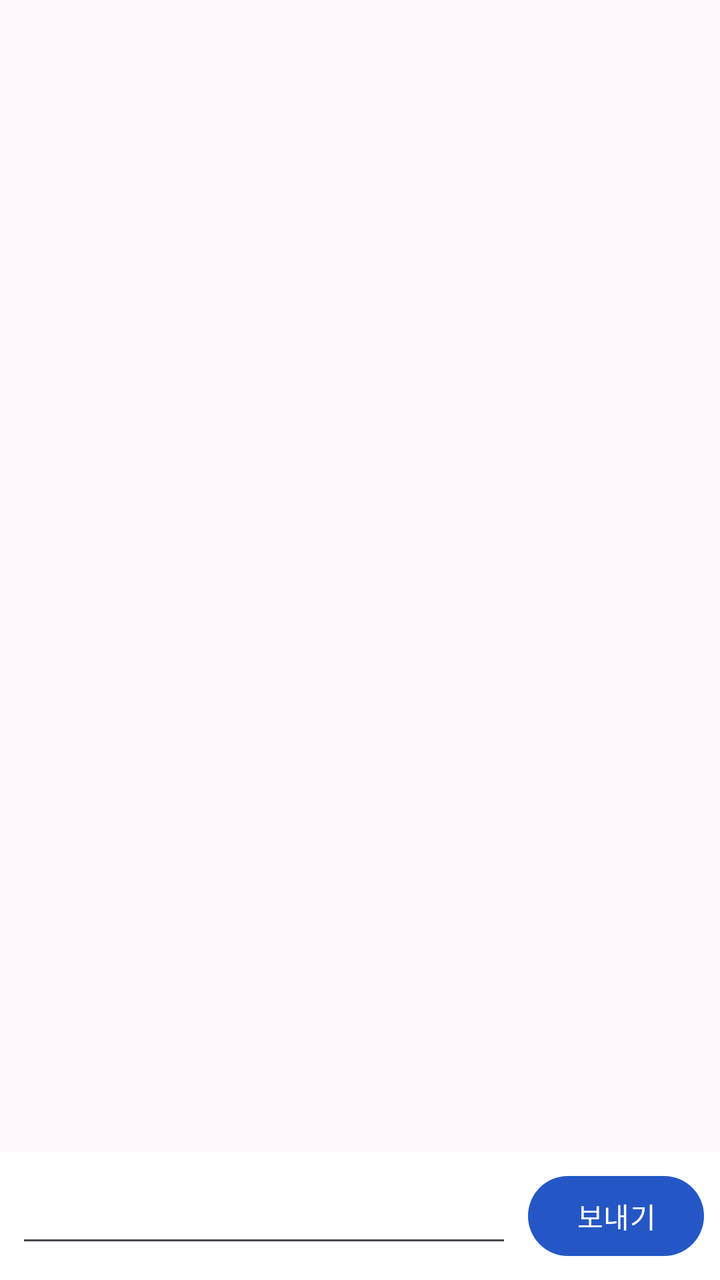
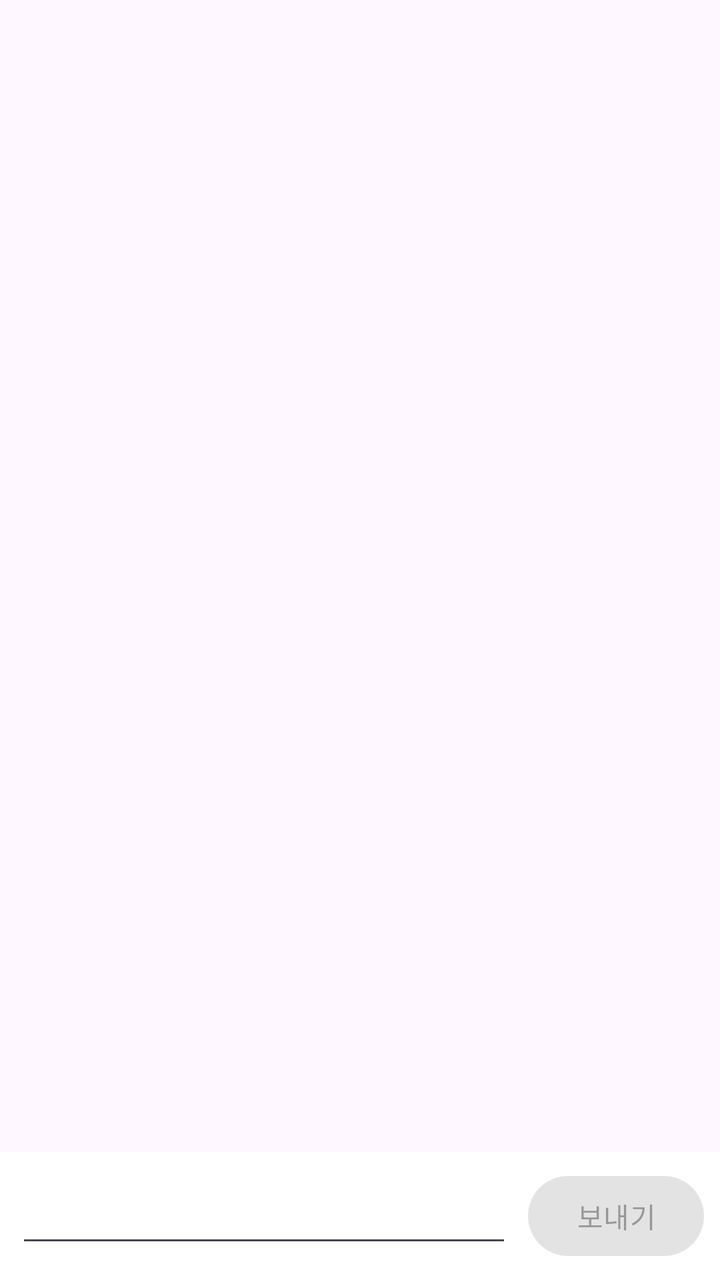

The first picture is an Android layout as it rendered before a commit; the second is the same layout after the commit. The layout source and the unified diff follow.
<!-- AndroidManifest.xml: application theme Theme.PosAiDemo -->
<!-- res/layout/fragment_chat.xml -->
<?xml version="1.0" encoding="utf-8"?>
<LinearLayout xmlns:android="http://schemas.android.com/apk/res/android"
    android:layout_width="match_parent"
    android:layout_height="match_parent"
    android:orientation="vertical">

    <androidx.recyclerview.widget.RecyclerView
        android:id="@+id/rvMessages"
        android:layout_width="match_parent"
        android:layout_height="0dp"
        android:layout_weight="1"
        android:clipToPadding="false"
        android:padding="12dp" />

    <LinearLayout
        android:layout_width="match_parent"
        android:layout_height="wrap_content"
        android:background="@color/input_bar_background"
        android:gravity="center_vertical"
        android:orientation="horizontal"
        android:padding="8dp">

        <EditText
            android:id="@+id/etMessage"
            android:layout_width="0dp"
            android:layout_height="wrap_content"
            android:layout_weight="1"
            android:imeOptions="actionSend"
            android:inputType="text"
            android:maxLines="4" />

        <Button
            android:id="@+id/btnSend"
            android:layout_width="wrap_content"
            android:layout_height="wrap_content"
            android:layout_marginStart="8dp"
            android:text="@string/btn_send" />
    </LinearLayout>
</LinearLayout>
<!-- resources referenced by this layout -->
<resources>
  <color name="input_bar_background">#FFFFFF</color>
  <string name="btn_send">보내기</string>
  <style name="Theme.PosAiDemo" parent="Theme.Material3.DayNight">
          <item name="colorPrimary">#2457C5</item>
      </style>
</resources>

<!-- the commit's change to res/layout/fragment_chat.xml (unified diff, before → after) -->
@@ -1,5 +1,6 @@
 <?xml version="1.0" encoding="utf-8"?>
 <LinearLayout xmlns:android="http://schemas.android.com/apk/res/android"
+    xmlns:app="http://schemas.android.com/apk/res-auto"
     android:layout_width="match_parent"
     android:layout_height="match_parent"
     android:orientation="vertical">
@@ -11,6 +12,15 @@
         android:layout_weight="1"
         android:clipToPadding="false"
         android:padding="12dp" />
+
+    
+    <com.google.android.material.chip.ChipGroup
+        android:id="@+id/chipExamples"
+        android:layout_width="match_parent"
+        android:layout_height="wrap_content"
+        android:paddingHorizontal="12dp"
+        android:paddingBottom="8dp"
+        app:chipSpacingVertical="4dp" />
 
     <LinearLayout
         android:layout_width="match_parent"
@@ -34,6 +44,7 @@
             android:layout_width="wrap_content"
             android:layout_height="wrap_content"
             android:layout_marginStart="8dp"
+            android:enabled="false"
             android:text="@string/btn_send" />
     </LinearLayout>
 </LinearLayout>
